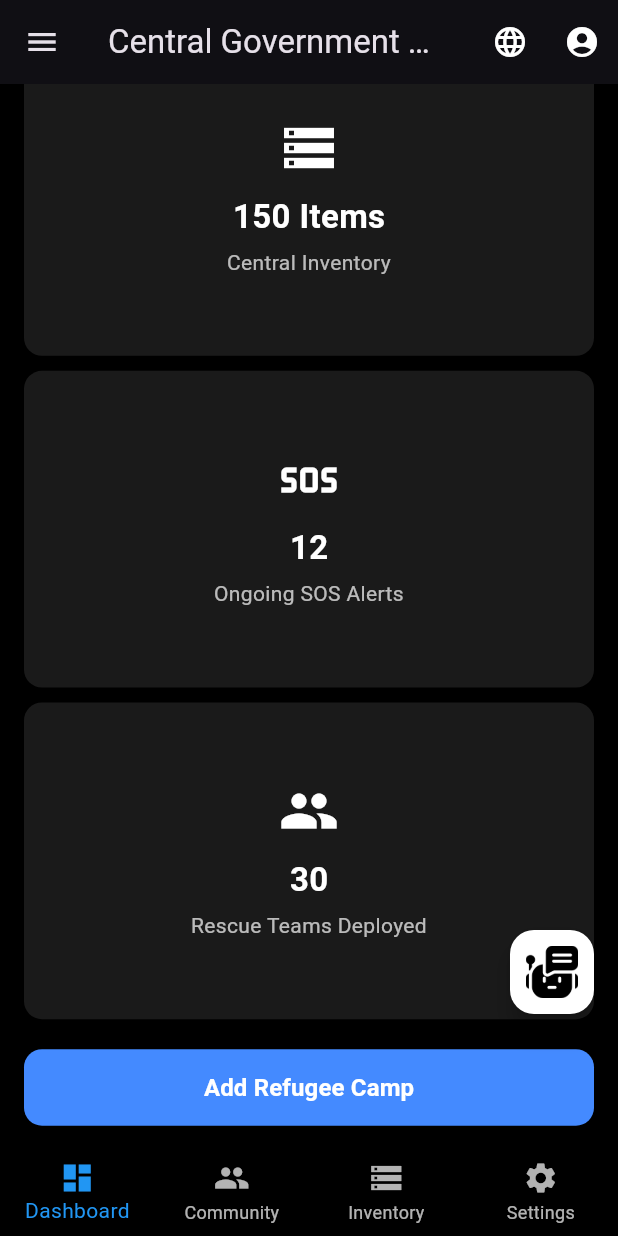
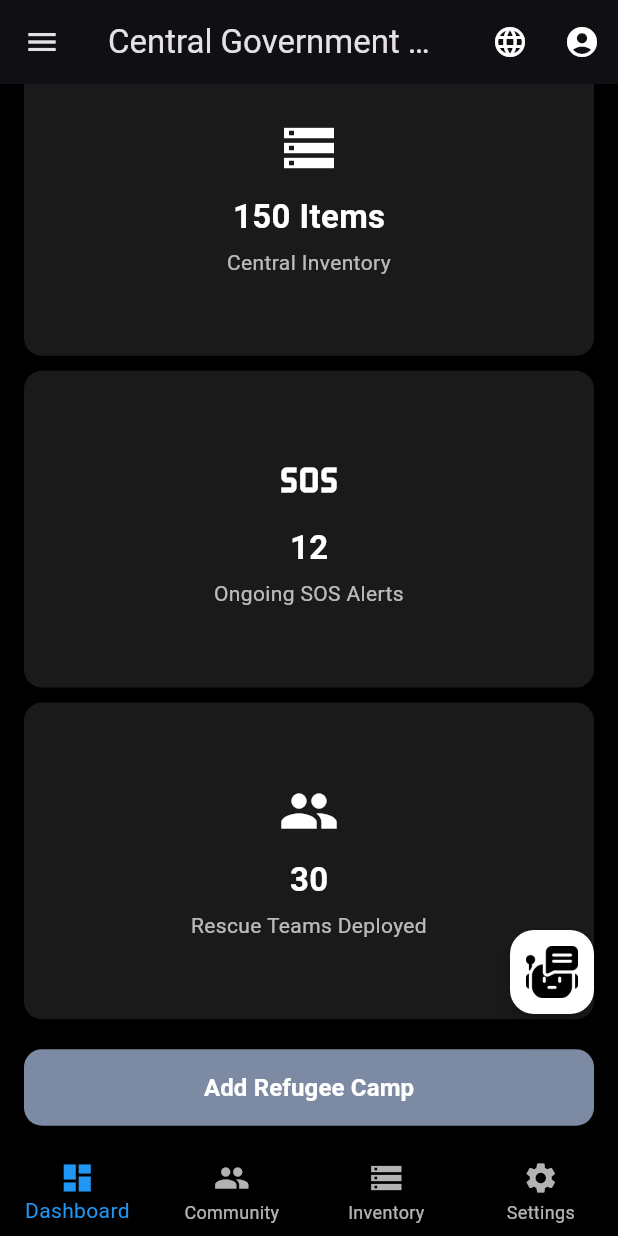
Before and after one commit to she-codes3298/gsc, a Flutter app: the screen it shows after launch, scrolled down 306 dp, on a phone screen of 412 x 824 dp. Run offline on Flutter 3.47's test engine with Material 3 defaults, Android fonts, the phone set to English and light mode, and no system bars; our stand-ins replace cloud_firestore, dash_chat_2, firebase_auth, firebase_core, flutter_gemini, google_maps_flutter and 1 more; accounts and stored records are empty.

Commit message:
color chnaged

```diff
--- a/lib/app/central/modules/dashboard/dashboard_page.dart
+++ b/lib/app/central/modules/dashboard/dashboard_page.dart
@@ -96,7 +96,12 @@ class DashboardView extends StatelessWidget {
                       shape: RoundedRectangleBorder(
                         borderRadius: BorderRadius.circular(12),
                       ),
-                      backgroundColor: Colors.blueAccent, // ✅ Matches theme
+                      backgroundColor: const Color.fromARGB(
+                        255,
+                        124,
+                        138,
+                        163,
+                      ), // ✅ Matches theme
                       elevation: 5,
                     ),
                     child: const Text(
```
